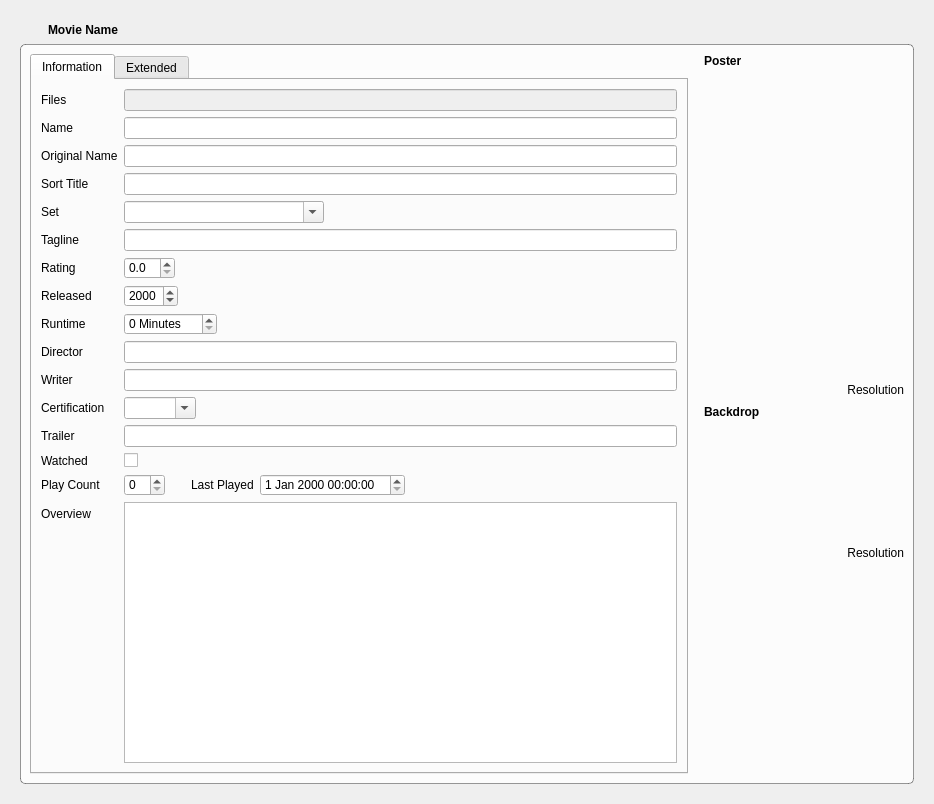
Qt form movies/MovieWidget.ui (Komet/MediaElch) before a commit.
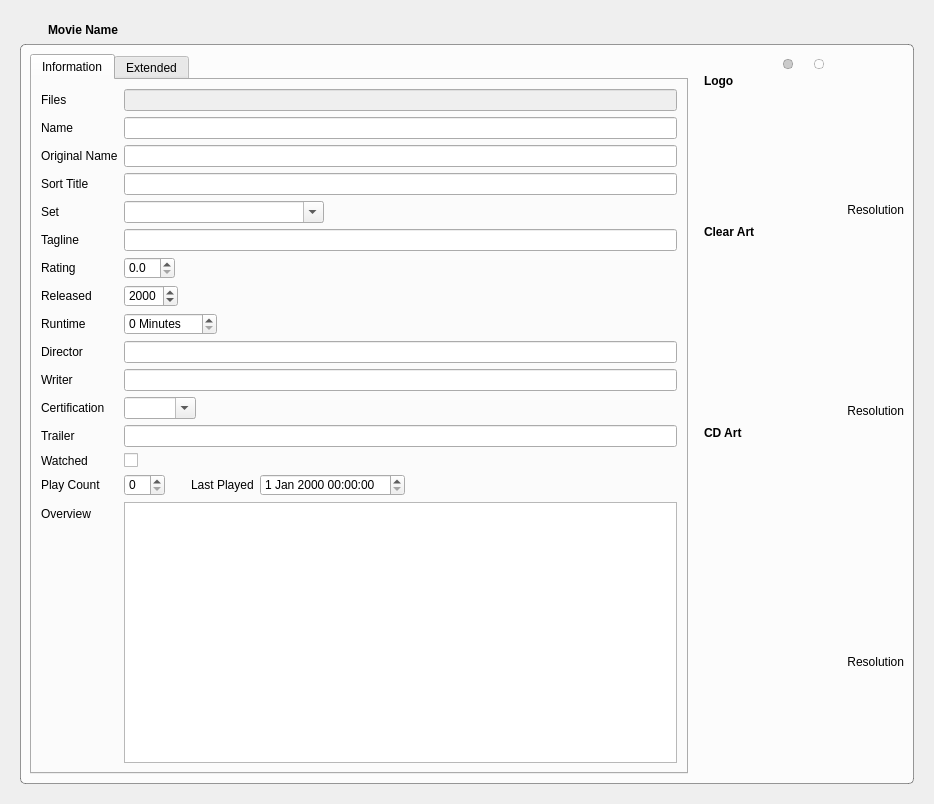
The same form after that commit. The open tabs and pages were chosen to show the change. Icons and pictures are not drawn. Custom widgets are drawn as their Qt base class.

Commit message: Finished fanart integration for movies

Patch:
```diff
--- a/movies/MovieWidget.ui
+++ b/movies/MovieWidget.ui
@@ -83,7 +83,7 @@
        <property name="title">
         <string/>
        </property>
-       <layout class="QHBoxLayout" name="horizontalLayout_2">
+       <layout class="QHBoxLayout" name="horizontalLayout_2" stretch="1,0">
         <item>
          <widget class="QTabWidget" name="tabWidget">
           <property name="currentIndex">
@@ -836,7 +836,10 @@
          </widget>
         </item>
         <item>
-         <layout class="QVBoxLayout" name="verticalLayout_4">
+         <layout class="QVBoxLayout" name="verticalLayout_4" stretch="0,1">
+          <property name="spacing">
+           <number>0</number>
+          </property>
           <property name="leftMargin">
            <number>10</number>
           </property>
@@ -844,6 +847,114 @@
            <number>0</number>
           </property>
           <item>
+           <layout class="QHBoxLayout" name="horizontalLayout_12">
+            <property name="spacing">
+             <number>12</number>
+            </property>
+            <item>
+             <spacer name="horizontalSpacer_7">
+              <property name="orientation">
+               <enum>Qt::Horizontal</enum>
+              </property>
+              <property name="sizeHint" stdset="0">
+               <size>
+                <width>40</width>
+                <height>1</height>
+               </size>
+              </property>
+             </spacer>
+            </item>
+            <item>
+             <widget class="QPushButton" name="buttonArtPageOne">
+              <property name="cursor">
+               <cursorShape>PointingHandCursor</cursorShape>
+              </property>
+              <property name="styleSheet">
+               <string notr="true">QPushButton {
+	border: 1px solid rgba(0, 0, 0, 50);
+	border-radius: 4px;
+	padding: 0;
+	margin: 4px;
+	width: 8px;
+	height: 8px;
+}
+
+QPushButton::checked {
+	background-color: rgba(0, 0, 0, 50);
+}
+
+QPushButton::hover {
+	border: 1px solid rgba(0, 0, 0, 80);
+}</string>
+              </property>
+              <property name="text">
+               <string/>
+              </property>
+              <property name="checkable">
+               <bool>true</bool>
+              </property>
+              <property name="checked">
+               <bool>true</bool>
+              </property>
+             </widget>
+            </item>
+            <item>
+             <widget class="QPushButton" name="buttonArtPageTwo">
+              <property name="cursor">
+               <cursorShape>PointingHandCursor</cursorShape>
+              </property>
+              <property name="styleSheet">
+               <string notr="true">QPushButton {
+	border: 1px solid rgba(0, 0, 0, 50);
+	border-radius: 4px;
+	padding: 0;
+	margin: 5px;
+	width: 8px;
+	height: 8px;
+}
+
+QPushButton::checked {
+	background-color: rgba(0, 0, 0, 50);
+}
+
+QPushButton::hover {
+	border: 1px solid rgba(0, 0, 0, 70);
+}</string>
+              </property>
+              <property name="text">
+               <string/>
+              </property>
+              <property name="checkable">
+               <bool>true</bool>
+              </property>
+             </widget>
+            </item>
+            <item>
+             <spacer name="horizontalSpacer_8">
+              <property name="orientation">
+               <enum>Qt::Horizontal</enum>
+              </property>
+              <property name="sizeHint" stdset="0">
+               <size>
+                <width>40</width>
+                <height>1</height>
+               </size>
+              </property>
+             </spacer>
+            </item>
+           </layout>
+          </item>
+          <item>
+           <widget class="QStackedWidget" name="artStackedWidget">
+            <property name="currentIndex">
+             <number>0</number>
+            </property>
+            <widget class="QWidget" name="page">
+             <layout class="QVBoxLayout" name="verticalLayout_10">
+              <property name="margin">
+               <number>0</number>
+              </property>
+              <item>
            <widget class="QLabel" name="label_13">
             <property name="font">
              <font>
@@ -1021,6 +1132,270 @@
              </size>
             </property>
            </spacer>
+              </item>
+             </layout>
+            </widget>
+            <widget class="QWidget" name="page_2">
+             <layout class="QVBoxLayout" name="verticalLayout_11">
+              <property name="margin">
+               <number>0</number>
+              </property>
+              <item>
+               <widget class="QLabel" name="label_10">
+                <property name="font">
+                 <font>
+                  <weight>75</weight>
+                  <bold>true</bold>
+                 </font>
+                </property>
+                <property name="text">
+                 <string>Logo</string>
+                </property>
+               </widget>
+              </item>
+              <item>
+               <widget class="MyLabel" name="logo">
+                <property name="minimumSize">
+                 <size>
+                  <width>200</width>
+                  <height>100</height>
+                 </size>
+                </property>
+                <property name="maximumSize">
+                 <size>
+                  <width>200</width>
+                  <height>100</height>
+                 </size>
+                </property>
+                <property name="cursor">
+                 <cursorShape>PointingHandCursor</cursorShape>
+                </property>
+                <property name="toolTip">
+                 <string>Click to Change</string>
+                </property>
+                <property name="text">
+                 <string/>
+                </property>
+                <property name="pixmap">
+                 <pixmap resource="../MediaElch.qrc">:/img/pictures_alt.png</pixmap>
+                </property>
+                <property name="alignment">
+                 <set>Qt::AlignCenter</set>
+                </property>
+               </widget>
+              </item>
+              <item>
+               <layout class="QHBoxLayout" name="horizontalLayout_13">
+                <item>
+                 <widget class="QToolButton" name="buttonPreviewLogo">
+                  <property name="cursor">
+                   <cursorShape>PointingHandCursor</cursorShape>
+                  </property>
+                  <property name="toolTip">
+                   <string>Full preview</string>
+                  </property>
+                  <property name="styleSheet">
+                   <string notr="true">QToolButton {
+	border: none;
+}</string>
+                  </property>
+                  <property name="text">
+                   <string/>
+                  </property>
+                  <property name="icon">
+                   <iconset resource="../MediaElch.qrc">
+                    <normaloff>:/img/zoom_in.png</normaloff>:/img/zoom_in.png</iconset>
+                  </property>
+                 </widget>
+                </item>
+                <item>
+                 <widget class="QLabel" name="logoResolution">
+                  <property name="text">
+                   <string>Resolution</string>
+                  </property>
+                  <property name="alignment">
+                   <set>Qt::AlignRight|Qt::AlignTrailing|Qt::AlignVCenter</set>
+                  </property>
+                 </widget>
+                </item>
+               </layout>
+              </item>
+              <item>
+               <widget class="QLabel" name="label_25">
+                <property name="font">
+                 <font>
+                  <weight>75</weight>
+                  <bold>true</bold>
+                 </font>
+                </property>
+                <property name="text">
+                 <string>Clear Art</string>
+                </property>
+               </widget>
+              </item>
+              <item>
+               <widget class="MyLabel" name="clearArt">
+                <property name="minimumSize">
+                 <size>
+                  <width>200</width>
+                  <height>150</height>
+                 </size>
+                </property>
+                <property name="maximumSize">
+                 <size>
+                  <width>200</width>
+                  <height>150</height>
+                 </size>
+                </property>
+                <property name="cursor">
+                 <cursorShape>PointingHandCursor</cursorShape>
+                </property>
+                <property name="toolTip">
+                 <string>Click to Change</string>
+                </property>
+                <property name="text">
+                 <string/>
+                </property>
+                <property name="pixmap">
+                 <pixmap resource="../MediaElch.qrc">:/img/pictures_alt.png</pixmap>
+                </property>
+                <property name="alignment">
+                 <set>Qt::AlignCenter</set>
+                </property>
+               </widget>
+              </item>
+              <item>
+               <layout class="QHBoxLayout" name="horizontalLayout_14">
+                <item>
+                 <widget class="QToolButton" name="buttonPreviewClearArt">
+                  <property name="cursor">
+                   <cursorShape>PointingHandCursor</cursorShape>
+                  </property>
+                  <property name="toolTip">
+                   <string>Full preview</string>
+                  </property>
+                  <property name="styleSheet">
+                   <string notr="true">QToolButton {
+	border: none;
+}</string>
+                  </property>
+                  <property name="text">
+                   <string/>
+                  </property>
+                  <property name="icon">
+                   <iconset resource="../MediaElch.qrc">
+                    <normaloff>:/img/zoom_in.png</normaloff>:/img/zoom_in.png</iconset>
+                  </property>
+                 </widget>
+                </item>
+                <item>
+                 <widget class="QLabel" name="clearArtResolution">
+                  <property name="text">
+                   <string>Resolution</string>
+                  </property>
+                  <property name="alignment">
+                   <set>Qt::AlignRight|Qt::AlignTrailing|Qt::AlignVCenter</set>
+                  </property>
+                 </widget>
+                </item>
+               </layout>
+              </item>
+              <item>
+               <widget class="QLabel" name="label_26">
+                <property name="font">
+                 <font>
+                  <weight>75</weight>
+                  <bold>true</bold>
+                 </font>
+                </property>
+                <property name="text">
+                 <string>CD Art</string>
+                </property>
+               </widget>
+              </item>
+              <item>
+               <widget class="MyLabel" name="cdArt">
+                <property name="minimumSize">
+                 <size>
+                  <width>200</width>
+                  <height>200</height>
+                 </size>
+                </property>
+                <property name="maximumSize">
+                 <size>
+                  <width>200</width>
+                  <height>200</height>
+                 </size>
+                </property>
+                <property name="cursor">
+                 <cursorShape>PointingHandCursor</cursorShape>
+                </property>
+                <property name="toolTip">
+                 <string>Click to Change</string>
+                </property>
+                <property name="text">
+                 <string/>
+                </property>
+                <property name="pixmap">
+                 <pixmap resource="../MediaElch.qrc">:/img/pictures_alt.png</pixmap>
+                </property>
+                <property name="alignment">
+                 <set>Qt::AlignCenter</set>
+                </property>
+               </widget>
+              </item>
+              <item>
+               <layout class="QHBoxLayout" name="horizontalLayout_15">
+                <item>
+                 <widget class="QToolButton" name="buttonPreviewCdArt">
+                  <property name="cursor">
+                   <cursorShape>PointingHandCursor</cursorShape>
+                  </property>
+                  <property name="toolTip">
+                   <string>Full preview</string>
+                  </property>
+                  <property name="styleSheet">
+                   <string notr="true">QToolButton {
+	border: none;
+}</string>
+                  </property>
+                  <property name="text">
+                   <string/>
+                  </property>
+                  <property name="icon">
+                   <iconset resource="../MediaElch.qrc">
+                    <normaloff>:/img/zoom_in.png</normaloff>:/img/zoom_in.png</iconset>
+                  </property>
+                 </widget>
+                </item>
+                <item>
+                 <widget class="QLabel" name="cdArtResolution">
+                  <property name="text">
+                   <string>Resolution</string>
+                  </property>
+                  <property name="alignment">
+                   <set>Qt::AlignRight|Qt::AlignTrailing|Qt::AlignVCenter</set>
+                  </property>
+                 </widget>
+                </item>
+               </layout>
+              </item>
+              <item>
+               <spacer name="verticalSpacer_7">
+                <property name="orientation">
+                 <enum>Qt::Vertical</enum>
+                </property>
+                <property name="sizeHint" stdset="0">
+                 <size>
+                  <width>20</width>
+                  <height>40</height>
+                 </size>
+                </property>
+               </spacer>
+              </item>
+             </layout>
+            </widget>
+           </widget>
           </item>
          </layout>
         </item>
```
Lines whose indentation alone changed are shown as unchanged. The commit also changes 24 other files.
